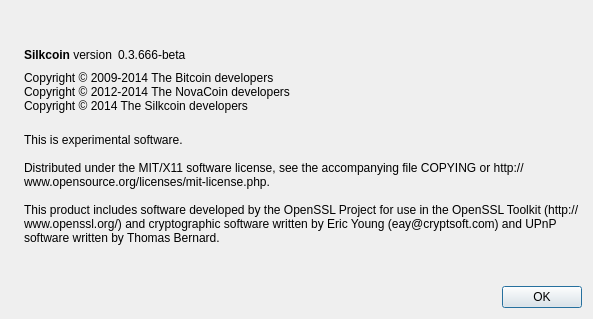
Above: src/qt/forms/aboutdialog.ui from shnurf/silkcoin before the change. Below: the same form after it.
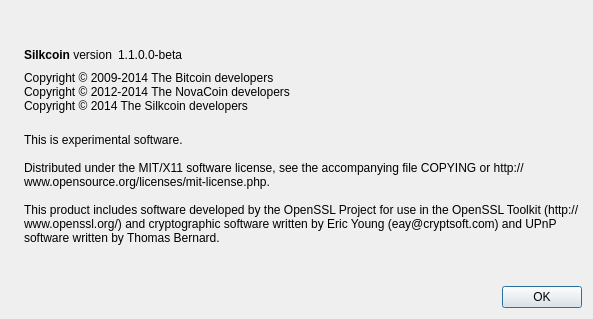
That is the form after the change. Icons and pictures are not drawn.

Commit message: 1.1.0.0 Update Rewrote Cryptsy and Mintpal APIs General UI cleanup Removed useless fields on statistics page to reduce CPU load

What changed in the file:
```diff
--- a/src/qt/forms/aboutdialog.ui
+++ b/src/qt/forms/aboutdialog.ui
@@ -63,7 +63,7 @@
           <cursorShape>IBeamCursor</cursorShape>
          </property>
          <property name="text">
-          <string notr="true">0.3.666-beta</string>
+          <string notr="true">1.1.0.0-beta</string>
          </property>
          <property name="textInteractionFlags">
           <set>Qt::LinksAccessibleByMouse|Qt::TextSelectableByKeyboard|Qt::TextSelectableByMouse</set>
```
The commit also changes 6 other files.
